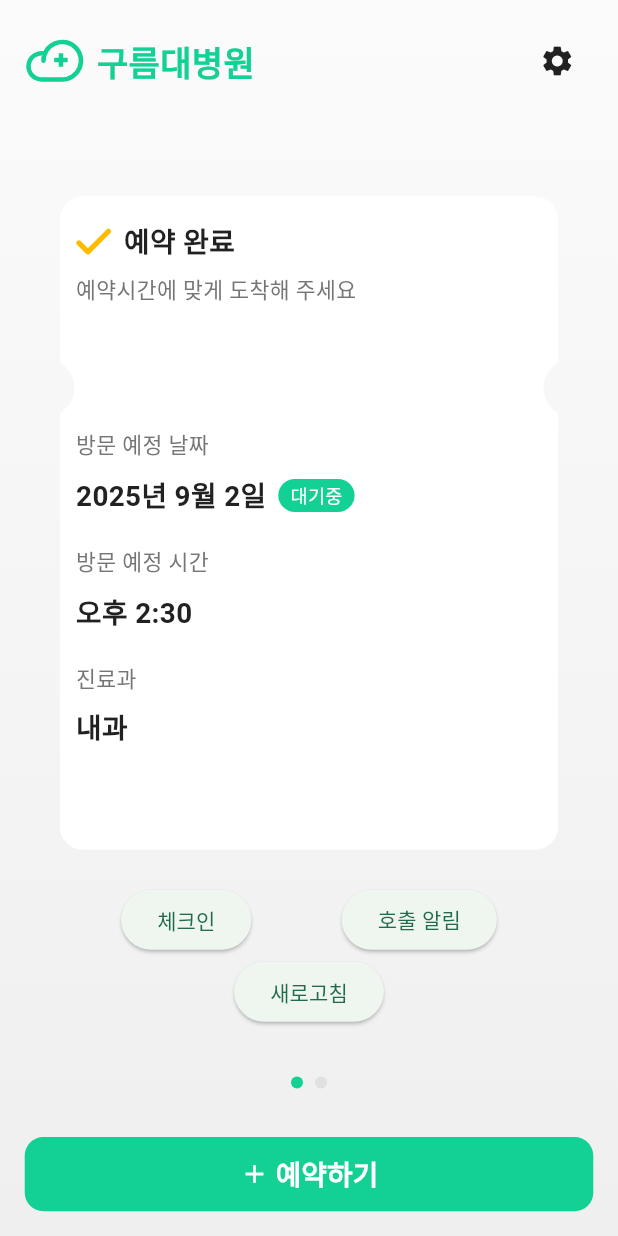
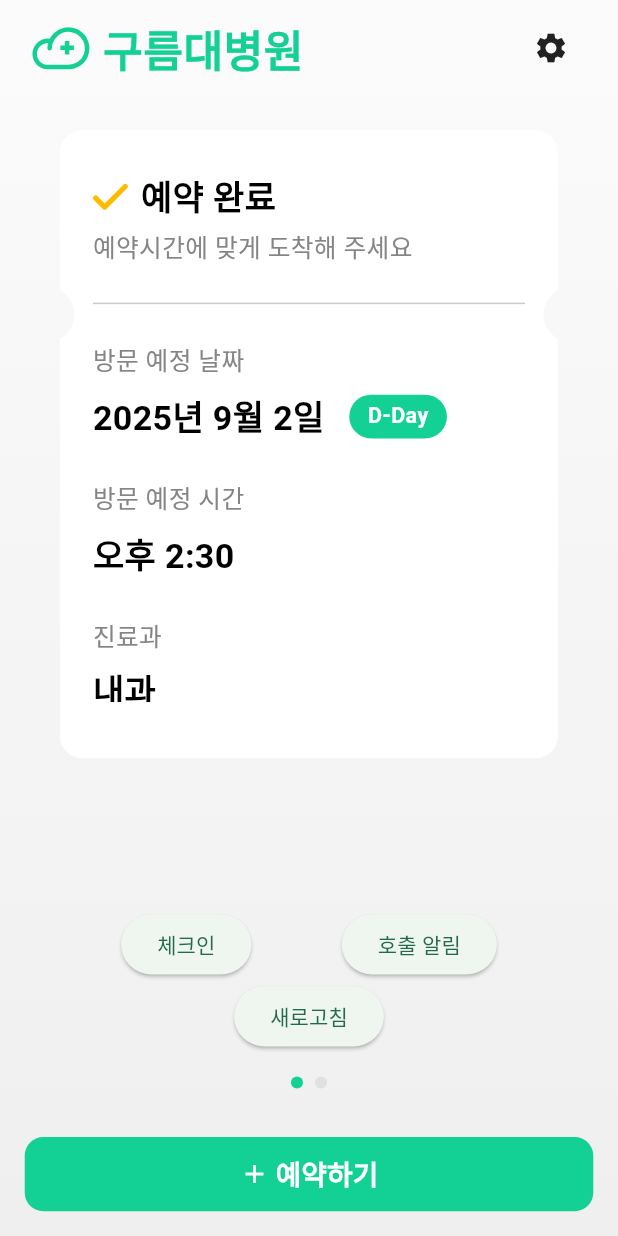
Before and after one commit to 9oormthon-univ/2025_SEASONTHON_TEAM_45_APP, a Flutter app: the HomeView screen opened by its route, on a phone screen of 412 x 824 dp. Run offline on Flutter 3.47's test engine with Material 3 defaults, Android fonts, the phone set to English and light mode, and no system bars; our stand-ins replace bloc, dartz, dio, equatable, flutter_bloc, flutter_blue_plus and 4 more; accounts and stored records are empty; Roboto replaces fonts that are missing (Pretendard); project files that could hold a hidden picture were left out.

Commit message:
예약 카드 UI 개선 및 D-Day 계산 기능 추가

```diff
--- /dev/null
+++ b/devtools_options.yaml
@@ -0,0 +1,3 @@
+description: This file stores settings for Dart & Flutter DevTools.
+documentation: https://docs.flutter.dev/tools/devtools/extensions#configure-extension-enablement-states
+extensions:
--- a/lib/data/network/api_endpoints.dart
+++ b/lib/data/network/api_endpoints.dart
@@ -1,9 +1,6 @@
 class ApiEndpoints {
   // Base URL - 실제 서버 URL
   static const String baseUrl = 'http://13.124.250.98:8080';
-
-  // 개발/테스트용 URL (나중에 삭제 예정)
-  static const String mockUrl = 'https://api.carefreepass.com';
 
   // Auth Endpoints
   static const String login = '/v1/auth/patient/sign-in';
--- a/lib/presentation/views/home_view.dart
+++ b/lib/presentation/views/home_view.dart
@@ -176,7 +176,12 @@ class _HomeViewState extends State<HomeView> {
 
   Widget _buildHeader(BuildContext context) {
     return Padding(
-      padding: EdgeInsets.all(ResponsiveUtils.spacing(context, SpacingSize.md)),
+      padding: EdgeInsets.only(
+        left: ResponsiveUtils.horizontalPadding(context),
+        right: ResponsiveUtils.horizontalPadding(context),
+        top: ResponsiveUtils.heightPercent(context, 1), // 상단 안전영역
+        bottom: ResponsiveUtils.heightPercent(context, 1), // 헤더 하단 최소 여백
+      ),
       child: Row(
         mainAxisAlignment: MainAxisAlignment.spaceBetween,
         children: [
@@ -191,7 +196,7 @@ class _HomeViewState extends State<HomeView> {
               Text(
                 '구름대병원',
                 style: TextStyle(
-                  fontSize: ResponsiveUtils.fontSize(context, FontSize.xl),
+                  fontSize: ResponsiveUtils.fontSize(context, FontSize.xxl),
                   fontWeight: FontWeight.w700,
                   color: AppColors.primaryGreen,
                 ),
@@ -214,25 +219,22 @@ class _HomeViewState extends State<HomeView> {
 
   Widget _buildEmptyState(BuildContext context) {
     return Padding(
-      padding: ResponsiveUtils.defaultPadding(context),
+      padding: ResponsiveUtils.horizontalPaddingOnly(context),
       child: Column(
         children: [
+          _buildCard(context, _buildEmptyContent(context)),
           const Spacer(),
-          // 카드 SVG를 Stack으로 구현
-          Stack(
-            alignment: Alignment.center,
-            children: [
-              // 카드 배경 SVG
-              SvgPicture.asset(
-                'assets/images/Card.svg',
-                width: MediaQuery.of(context).size.width - 40,
-                fit: BoxFit.contain,
+          // 테스트 버튼들
+          if (DEBUG_MODE) ...[
+            _buildTestButtons(context),
+          ],
+        ],
       ),
-              // 카드 내용
-              Positioned.fill(
-                child: Padding(
-                  padding: const EdgeInsets.symmetric(horizontal: 30, vertical: 80),
-                  child: Column(
+    );
+  }
+
+  Widget _buildEmptyContent(BuildContext context) {
+    return Column(
       mainAxisAlignment: MainAxisAlignment.center,
       children: [
         SvgPicture.asset(
@@ -261,18 +263,6 @@ class _HomeViewState extends State<HomeView> {
           ),
         ),
       ],
-                  ),
-                ),
-              ),
-            ],
-          ),
-          const Spacer(),
-          // 테스트 버튼들
-          if (DEBUG_MODE) ...[
-            _buildTestButtons(context),
-          ],
-        ],
-      ),
     );
   }
 
@@ -301,38 +291,87 @@ class _HomeViewState extends State<HomeView> {
 
   Widget _buildReservationCard(BuildContext context, dynamic reservation) {
     return Padding(
-      padding: ResponsiveUtils.defaultPadding(context),
+      padding: ResponsiveUtils.horizontalPaddingOnly(context),
       child: Column(
         children: [
+          _buildCard(context, _buildReservationContent(context, reservation)),
           const Spacer(),
-          // 카드 SVG를 Stack으로 구현
-          Stack(
+          // 테스트 버튼들
+          if (DEBUG_MODE) ...[
+            _buildTestButtons(context),
+          ],
+        ],
+      ),
+    );
+  }
+
+  // 통합된 카드 위젯
+  Widget _buildCard(BuildContext context, Widget content) {
+    return SizedBox(
+      height: ResponsiveUtils.heightPercent(context, 55), // 카드 고정 높이 55%
+      child: Stack(
         alignment: Alignment.center,
         children: [
           // 카드 배경 SVG
           SvgPicture.asset(
             'assets/images/Card.svg',
-                width: MediaQuery.of(context).size.width - 40,
-                fit: BoxFit.contain,
+            width: MediaQuery.of(context).size.width - ResponsiveUtils.widthPercent(context, 10), // 좌우 여백 4%씩
+            height: ResponsiveUtils.heightPercent(context, 55),
+            fit: BoxFit.fill,
           ),
           // 카드 내용
           Positioned.fill(
             child: Padding(
-                  padding: const EdgeInsets.symmetric(horizontal: 30, vertical: 40),
+              padding: EdgeInsets.symmetric(
+                horizontal: ResponsiveUtils.widthPercent(context, 10), // 카드 내부 좌우 여백 8%
+                vertical: ResponsiveUtils.heightPercent(context, 6), // 카드 내부 상하 여백 6%
+              ),
+            child: SingleChildScrollView(
+              physics: NeverScrollableScrollPhysics(), // 스크롤 비활성화 (오버플로우만 방지)
+              child: content,
+            ),
+          ),
+        ),
+      ],
+      ),
+    );
+  }
+
+  Widget _buildReservationContent(BuildContext context, dynamic reservation) {
+    return Column(
+      crossAxisAlignment: CrossAxisAlignment.start,
+      children: [
+        // 상태 인디케이터와 구분선
+        Container(
+          width: double.infinity,
+          padding: EdgeInsets.only(
+            bottom: ResponsiveUtils.spacing(context, SpacingSize.lg),
+          ),
+          decoration: BoxDecoration(
+            border: Border(
+              bottom: BorderSide(
+                width: 1,
+                color: const Color(0xFFC9CCCB),
+              ),
+            ),
+          ),
           child: Column(
             crossAxisAlignment: CrossAxisAlignment.start,
             children: [
-                      // 상태 인디케이터
               _buildStatusIndicator(context, reservation),
-                      const SizedBox(height: 8),
+              SizedBox(height: ResponsiveUtils.spacing(context, SpacingSize.xs)),
               Text(
                 _getStatusMessage(reservation.status),
                 style: TextStyle(
-                          fontSize: ResponsiveUtils.fontSize(context, FontSize.sm),
-                          color: AppColors.textSecondary,
+                  fontSize: ResponsiveUtils.fontSize(context, FontSize.md),
+                  fontWeight: FontWeight.w500,
+                  color: const Color(0xFF858585),
                 ),
               ),
-                      const Spacer(),
+            ],
+          ),
+        ),
+        SizedBox(height: ResponsiveUtils.spacing(context, SpacingSize.lg)),
         // 호출됨 상태
         if (reservation.status == 'CALLED' && reservation.roomName != null) ...[
           Center(
@@ -349,7 +388,7 @@ class _HomeViewState extends State<HomeView> {
                 ),
                 const SizedBox(height: 20),
                 Text(
-                                '${reservation.roomName}진료실로',
+                  '${reservation.roomName}',
                   style: TextStyle(
                     fontSize: ResponsiveUtils.fontSize(context, FontSize.xl),
                     fontWeight: FontWeight.w700,
@@ -357,9 +396,10 @@ class _HomeViewState extends State<HomeView> {
                   ),
                 ),
                 Text(
-                                '입장해주세요',
+                  '진료실로 입장해주세요',
                   style: TextStyle(
-                                  fontSize: ResponsiveUtils.fontSize(context, FontSize.lg),
+                    fontSize: ResponsiveUtils.fontSize(context, FontSize.xl),
+                    fontWeight: FontWeight.w700,
                     color: AppColors.textPrimary,
                   ),
                 ),
@@ -376,23 +416,9 @@ class _HomeViewState extends State<HomeView> {
           ),
         ] else ...[
           // 예약 완료/대기 중 상태
-                        const SizedBox(height: 40),
           _buildReservationInfo(context, reservation),
         ],
-                      const Spacer(),
       ],
-                  ),
-                ),
-              ),
-            ],
-          ),
-          const Spacer(),
-          // 테스트 버튼들
-          if (DEBUG_MODE) ...[
-            _buildTestButtons(context),
-          ],
-        ],
-      ),
     );
   }
 
@@ -452,9 +478,9 @@ class _HomeViewState extends State<HomeView> {
         Text(
           text,
           style: TextStyle(
-            fontSize: ResponsiveUtils.fontSize(context, FontSize.lg),
-            fontWeight: FontWeight.w600,
-            color: AppColors.textPrimary,
+            fontSize: ResponsiveUtils.fontSize(context, FontSize.xl), // 24px 상당
+            fontWeight: FontWeight.w700,
+            color: Colors.black,
           ),
         ),
       ],
@@ -466,78 +492,101 @@ class _HomeViewState extends State<HomeView> {
       crossAxisAlignment: CrossAxisAlignment.start,
       children: [
         // 방문 예정 날짜
+        Column(
+          crossAxisAlignment: CrossAxisAlignment.start,
+          children: [
             Text(
               '방문 예정 날짜',
               style: TextStyle(
-            fontSize: ResponsiveUtils.fontSize(context, FontSize.sm),
-            color: AppColors.textSecondary,
+                fontSize: ResponsiveUtils.fontSize(context, FontSize.md), // 16px 상당
+                fontWeight: FontWeight.w500,
+                color: const Color(0xFF858585),
               ),
             ),
-        const SizedBox(height: 8),
+            SizedBox(height: ResponsiveUtils.spacing(context, SpacingSize.sm)), // 12px 상당
             Row(
               children: [
                 Text(
                   _formatDate(reservation.appointmentDate),
                   style: TextStyle(
-                fontSize: ResponsiveUtils.fontSize(context, FontSize.lg),
-                fontWeight: FontWeight.w600,
-                color: AppColors.textPrimary,
+                    fontSize: ResponsiveUtils.fontSize(context, FontSize.xl), // 24px 상당
+                    fontWeight: FontWeight.w700,
+                    color: Colors.black,
                   ),
                 ),
-            const SizedBox(width: 8),
-            if (reservation.status == 'SCHEDULED')
+                SizedBox(width: ResponsiveUtils.spacing(context, SpacingSize.md)), // 16px 상당
+                if (_getDaysDifference(reservation.appointmentDate) >= 0)
                   Container(
-                padding: const EdgeInsets.symmetric(horizontal: 8, vertical: 2),
+                    padding: EdgeInsets.symmetric(
+                      horizontal: ResponsiveUtils.widthPercent(context, 3), // 12px 상당
+                      vertical: ResponsiveUtils.heightPercent(context, 0.5), // 4px 상당
+                    ),
                     decoration: BoxDecoration(
-                  color: AppColors.primaryGreen,
-                  borderRadius: BorderRadius.circular(12),
+                      color: const Color(0xFF13D094),
+                      borderRadius: BorderRadius.circular(99),
                     ),
                     child: Text(
-                  '대기중',
+                      _getDaysDifference(reservation.appointmentDate) == 0
+                        ? 'D-Day'
+                        : 'D-${_getDaysDifference(reservation.appointmentDate)}',
                       style: TextStyle(
-                    fontSize: ResponsiveUtils.fontSize(context, FontSize.xs),
-                    color: Colors.white,
-                    fontWeight: FontWeight.w500,
+                        fontSize: ResponsiveUtils.fontSize(context, FontSize.sm), // 14px 상당
+                        fontWeight: FontWeight.w700,
+                        color: const Color(0xFFFCFFFE),
                       ),
                     ),
                   ),
               ],
             ),
-        const SizedBox(height: 20),
+          ],
+        ),
+        SizedBox(height: ResponsiveUtils.spacing(context, SpacingSize.lg)), // 24px 상당
         // 방문 예정 시간
+        Column(
+          crossAxisAlignment: CrossAxisAlignment.start,
+          children: [
             Text(
               '방문 예정 시간',
               style: TextStyle(
-            fontSize: ResponsiveUtils.fontSize(context, FontSize.sm),
-            color: AppColors.textSecondary,
+                fontSize: ResponsiveUtils.fontSize(context, FontSize.md), // 16px 상당
+                fontWeight: FontWeight.w500,
+                color: const Color(0xFF858585),
               ),
             ),
-        const SizedBox(height: 8),
+            SizedBox(height: ResponsiveUtils.spacing(context, SpacingSize.sm)), // 12px 상당
             Text(
               _formatTime(reservation.appointmentTime),
               style: TextStyle(
-            fontSize: ResponsiveUtils.fontSize(context, FontSize.lg),
-            fontWeight: FontWeight.w600,
-            color: AppColors.textPrimary,
+                fontSize: ResponsiveUtils.fontSize(context, FontSize.xl), // 24px 상당
+                fontWeight: FontWeight.w700,
+                color: Colors.black,
               ),
             ),
-        const SizedBox(height: 20),
+          ],
+        ),
+        SizedBox(height: ResponsiveUtils.spacing(context, SpacingSize.lg)), // 24px 상당
         // 진료과
+        Column(
+          crossAxisAlignment: CrossAxisAlignment.start,
+          children: [
             Text(
               '진료과',
               style: TextStyle(
-            fontSize: ResponsiveUtils.fontSize(context, FontSize.sm),
-            color: AppColors.textSecondary,
+                fontSize: ResponsiveUtils.fontSize(context, FontSize.md), // 16px 상당
+                fontWeight: FontWeight.w500,
+                color: const Color(0xFF858585),
               ),
             ),
-        const SizedBox(height: 8),
+            SizedBox(height: ResponsiveUtils.spacing(context, SpacingSize.sm)), // 12px 상당
             Text(
               reservation.department ?? '내과',
               style: TextStyle(
-            fontSize: ResponsiveUtils.fontSize(context, FontSize.lg),
-            fontWeight: FontWeight.w600,
-            color: AppColors.textPrimary,
+                fontSize: ResponsiveUtils.fontSize(context, FontSize.xl), // 24px 상당
+                fontWeight: FontWeight.w700,
+                color: Colors.black,
               ),
+            ),
+          ],
         ),
       ],
     );
@@ -560,6 +609,24 @@ class _HomeViewState extends State<HomeView> {
       return '오전 ${hour == 0 ? 12 : hour}:$minute';
     } else {
       return '오후 ${hour == 12 ? 12 : hour - 12}:$minute';
+    }
+  }
+
+  int _getDaysDifference(String date) {
+    // 예약 날짜까지 남은 일수 계산
+    try {
+      final parts = date.split('-');
+      final appointmentDate = DateTime(
+        int.parse(parts[0]),
+        int.parse(parts[1]),
+        int.parse(parts[2]),
+      );
+      final today = DateTime.now();
+      final todayMidnight = DateTime(today.year, today.month, today.day);
+      final difference = appointmentDate.difference(todayMidnight).inDays;
+      return difference;
+    } catch (e) {
+      return -1; // 에러 시 -1 반환 (D-day 표시 안 함)
     }
   }
 
```
Lines whose indentation alone changed are shown as unchanged.
